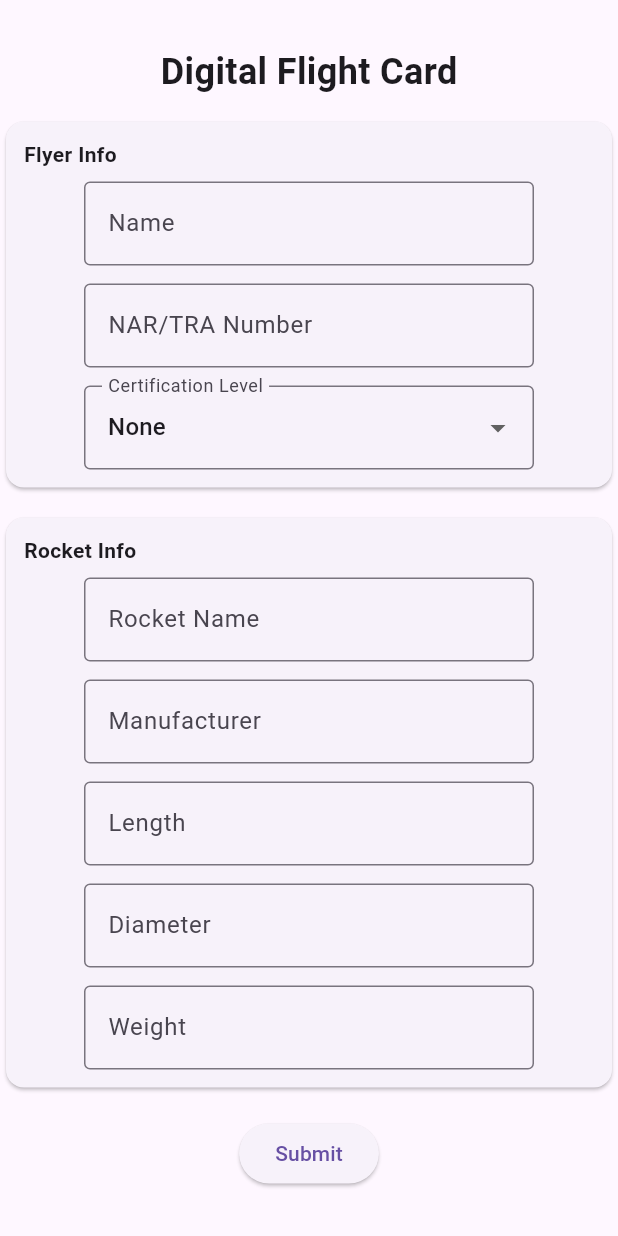
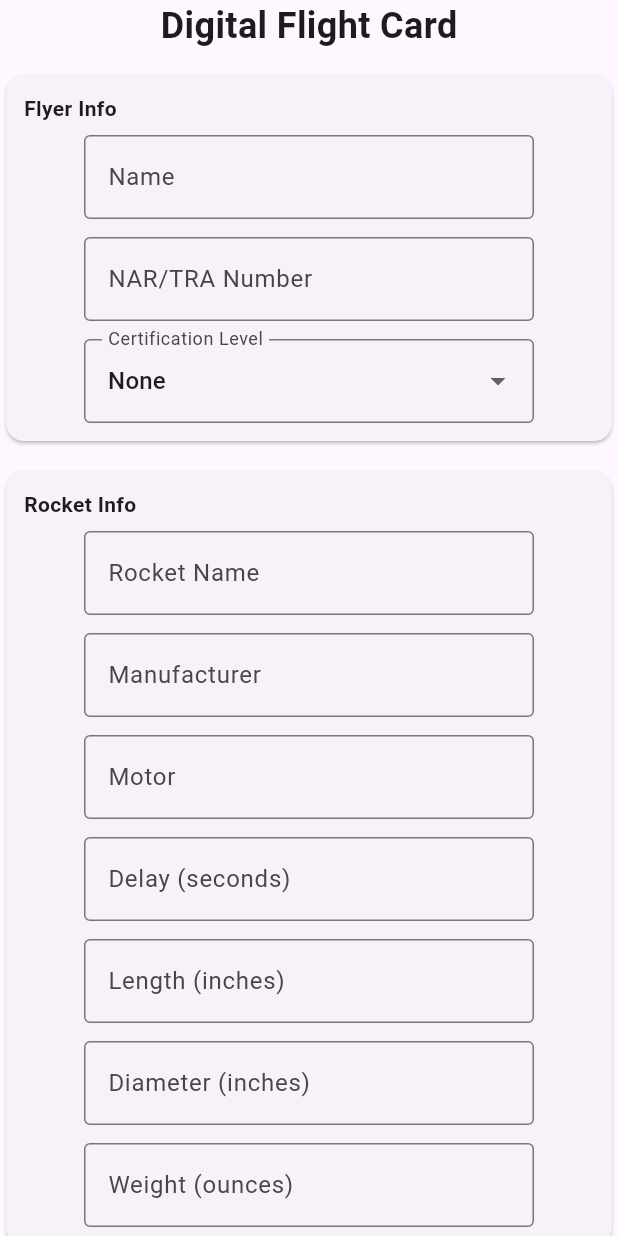
Before and after one commit to coastphase/digital-flight-card, a Flutter app: the FlyerPage screen opened directly, on a phone screen of 412 x 824 dp. Run offline on Flutter 3.47's test engine with Material 3 defaults, Android fonts, the phone set to English and light mode, and no system bars; our stand-ins replace qr_flutter, shared_preferences; missing offline and left inert: mobile_scanner; accounts and stored records are empty.

Commit message:
Added motor and delay fields

```diff
--- a/app/digital_flight_card/lib/flyer_page.dart
+++ b/app/digital_flight_card/lib/flyer_page.dart
@@ -18,6 +18,8 @@ class _FlyerPageState extends State<FlyerPage> {
   final TextEditingController _rocketLengthController = TextEditingController();
   final TextEditingController _rocketDiameterController = TextEditingController();
   final TextEditingController _rocketWeightController = TextEditingController();
+  final TextEditingController _rocketMotorController = TextEditingController();
+  final TextEditingController _rocketDelayController = TextEditingController();
   String _qrData = '';
   String _certificationLevel = '0';
 
@@ -37,6 +39,7 @@ class _FlyerPageState extends State<FlyerPage> {
     final length = prefs.getString('rocket_length') ?? '';
     final diameter = prefs.getString('rocket_diameter') ?? '';
     final weight = prefs.getString('rocket_weight') ?? '';
+
     setState(() {
       _controller.text = name;
       _narController.text = nar;
@@ -46,6 +49,7 @@ class _FlyerPageState extends State<FlyerPage> {
       _rocketLengthController.text = length;
       _rocketDiameterController.text = diameter;
       _rocketWeightController.text = weight;
+      // motor is not persisted
     });
   }
 
@@ -58,6 +62,8 @@ class _FlyerPageState extends State<FlyerPage> {
     _rocketLengthController.dispose();
     _rocketDiameterController.dispose();
     _rocketWeightController.dispose();
+    _rocketMotorController.dispose();
+    _rocketDelayController.dispose();
     super.dispose();
   }
 
@@ -175,10 +181,33 @@ class _FlyerPageState extends State<FlyerPage> {
                       SizedBox(
                         width: 300,
                         child: TextField(
+                          controller: _rocketMotorController,
+                          decoration: const InputDecoration(
+                            labelText: 'Motor',
+                            border: OutlineInputBorder(),
+                          ),
+                        ),
+                      ),
+                      const SizedBox(height: 12),
+                      SizedBox(
+                        width: 300,
+                        child: TextField(
+                          controller: _rocketDelayController,
+                          keyboardType: TextInputType.number,
+                          decoration: const InputDecoration(
+                            labelText: 'Delay (seconds)',
+                            border: OutlineInputBorder(),
+                          ),
+                        ),
+                      ),
+                      const SizedBox(height: 12),
+                      SizedBox(
+                        width: 300,
+                        child: TextField(
                           controller: _rocketLengthController,
                           keyboardType: const TextInputType.numberWithOptions(decimal: true),
                           decoration: const InputDecoration(
-                            labelText: 'Length',
+                            labelText: 'Length (inches)',
                             border: OutlineInputBorder(),
                           ),
                         ),
@@ -190,7 +219,7 @@ class _FlyerPageState extends State<FlyerPage> {
                           controller: _rocketDiameterController,
                           keyboardType: const TextInputType.numberWithOptions(decimal: true),
                           decoration: const InputDecoration(
-                            labelText: 'Diameter',
+                            labelText: 'Diameter (inches)',
                             border: OutlineInputBorder(),
                           ),
                         ),
@@ -202,7 +231,7 @@ class _FlyerPageState extends State<FlyerPage> {
                           controller: _rocketWeightController,
                           keyboardType: const TextInputType.numberWithOptions(decimal: true),
                           decoration: const InputDecoration(
-                            labelText: 'Weight',
+                            labelText: 'Weight (ounces)',
                             border: OutlineInputBorder(),
                           ),
                         ),
@@ -218,9 +247,12 @@ class _FlyerPageState extends State<FlyerPage> {
                   final nar = _narController.text.trim();
                   final rocket = _rocketController.text.trim();
                   final manufacturer = _rocketManufacturerController.text.trim();
+                  final motor = _rocketMotorController.text.trim();
+                  final delayText = _rocketDelayController.text.trim();
                   final lengthText = _rocketLengthController.text.trim();
                   final diameterText = _rocketDiameterController.text.trim();
                   final weightText = _rocketWeightController.text.trim();
+                  final delay = int.tryParse(delayText);
                   final length = double.tryParse(lengthText);
                   final diameter = double.tryParse(diameterText);
                   final weight = double.tryParse(weightText);
@@ -230,6 +262,8 @@ class _FlyerPageState extends State<FlyerPage> {
                     'certification_level': _certificationLevel,
                     'rocket_name': rocket,
                     'rocket_manufacturer': manufacturer,
+                    'rocket_motor': motor,
+                    'rocket_delay': delay,
                     'rocket_length': length,
                     'rocket_diameter': diameter,
                     'rocket_weight': weight,
```
